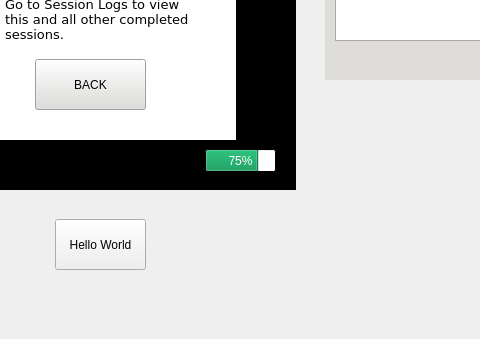
Before: the Qt Designer form forms/main-window.ui in MichaelRipa/Neureset, drawn with Qt 5; both pictures show x 555 to 1035 and y 261 to 600 of the 1300 by 600 pixel window.
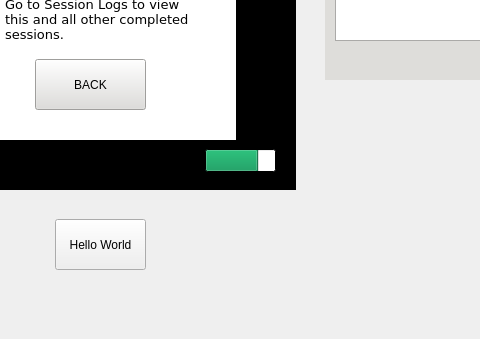
After: the same form once the commit is applied.

The edit to the form file:
```diff
--- a/forms/main-window.ui
+++ b/forms/main-window.ui
@@ -7738,28 +7738,28 @@
         </colorrole>
         <colorrole role="Text">
          <brush brushstyle="SolidPattern">
-          <color alpha="255">
-           <red>0</red>
-           <green>0</green>
-           <blue>0</blue>
+          <color alpha="0">
+           <red>191</red>
+           <green>64</green>
+           <blue>64</blue>
           </color>
          </brush>
         </colorrole>
         <colorrole role="BrightText">
          <brush brushstyle="SolidPattern">
-          <color alpha="255">
-           <red>255</red>
-           <green>255</green>
-           <blue>255</blue>
+          <color alpha="0">
+           <red>191</red>
+           <green>64</green>
+           <blue>64</blue>
           </color>
          </brush>
         </colorrole>
         <colorrole role="ButtonText">
          <brush brushstyle="SolidPattern">
-          <color alpha="255">
-           <red>0</red>
-           <green>0</green>
-           <blue>0</blue>
+          <color alpha="0">
+           <red>191</red>
+           <green>64</green>
+           <blue>64</blue>
           </color>
          </brush>
         </colorrole>
@@ -7799,6 +7799,15 @@
           </color>
          </brush>
         </colorrole>
+        <colorrole role="HighlightedText">
+         <brush brushstyle="SolidPattern">
+          <color alpha="0">
+           <red>191</red>
+           <green>64</green>
+           <blue>64</blue>
+          </color>
+         </brush>
+        </colorrole>
         <colorrole role="AlternateBase">
          <brush brushstyle="SolidPattern">
           <color alpha="255">
@@ -7893,28 +7902,28 @@
         </colorrole>
         <colorrole role="Text">
          <brush brushstyle="SolidPattern">
-          <color alpha="255">
-           <red>0</red>
-           <green>0</green>
-           <blue>0</blue>
+          <color alpha="0">
+           <red>191</red>
+           <green>64</green>
+           <blue>64</blue>
           </color>
          </brush>
         </colorrole>
         <colorrole role="BrightText">
          <brush brushstyle="SolidPattern">
-          <color alpha="255">
-           <red>255</red>
-           <green>255</green>
-           <blue>255</blue>
+          <color alpha="0">
+           <red>191</red>
+           <green>64</green>
+           <blue>64</blue>
           </color>
          </brush>
         </colorrole>
         <colorrole role="ButtonText">
          <brush brushstyle="SolidPattern">
-          <color alpha="255">
-           <red>0</red>
-           <green>0</green>
-           <blue>0</blue>
+          <color alpha="0">
+           <red>191</red>
+           <green>64</green>
+           <blue>64</blue>
           </color>
          </brush>
         </colorrole>
@@ -7954,6 +7963,15 @@
           </color>
          </brush>
         </colorrole>
+        <colorrole role="HighlightedText">
+         <brush brushstyle="SolidPattern">
+          <color alpha="0">
+           <red>191</red>
+           <green>64</green>
+           <blue>64</blue>
+          </color>
+         </brush>
+        </colorrole>
         <colorrole role="AlternateBase">
          <brush brushstyle="SolidPattern">
           <color alpha="255">
@@ -8057,10 +8075,10 @@
         </colorrole>
         <colorrole role="BrightText">
          <brush brushstyle="SolidPattern">
-          <color alpha="255">
-           <red>255</red>
-           <green>255</green>
-           <blue>255</blue>
+          <color alpha="0">
+           <red>191</red>
+           <green>64</green>
+           <blue>64</blue>
           </color>
          </brush>
         </colorrole>
@@ -8109,6 +8127,15 @@
           </color>
          </brush>
         </colorrole>
+        <colorrole role="HighlightedText">
+         <brush brushstyle="SolidPattern">
+          <color alpha="0">
+           <red>191</red>
+           <green>64</green>
+           <blue>64</blue>
+          </color>
+         </brush>
+        </colorrole>
         <colorrole role="AlternateBase">
          <brush brushstyle="SolidPattern">
           <color alpha="255">
@@ -8148,12 +8175,23 @@
        </disabled>
       </palette>
      </property>
+     <property name="font">
+      <font>
+       <pointsize>10</pointsize>
+      </font>
+     </property>
      <property name="autoFillBackground">
       <bool>true</bool>
      </property>
      <property name="value">
       <number>75</number>
      </property>
+     <property name="textVisible">
+      <bool>true</bool>
+     </property>
+     <property name="format">
+      <string>%p</string>
+     </property>
     </widget>
     <widget class="QWidget" name="LEDs" native="true">
      <property name="geometry">
```
